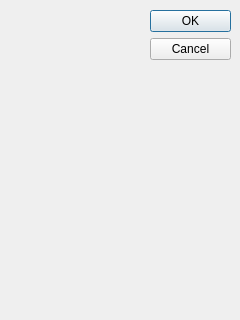
Old version of the form inputbox.ui in the repository neithanmo/BitRiver.
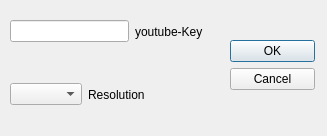
New version of the form.

Commit message: New input Dialog for streaming settings

```diff
--- a/inputbox.ui
+++ b/inputbox.ui
@@ -5,8 +5,8 @@
    <rect>
     <x>0</x>
     <y>0</y>
-    <width>240</width>
-    <height>320</height>
+    <width>327</width>
+    <height>136</height>
    </rect>
   </property>
   <property name="windowTitle">
@@ -15,10 +15,10 @@
   <widget name="buttonBox" class="QDialogButtonBox">
    <property name="geometry">
     <rect>
-     <x>150</x>
-     <y>10</y>
-     <width>81</width>
-     <height>301</height>
+     <x>230</x>
+     <y>40</y>
+     <width>85</width>
+     <height>60</height>
     </rect>
    </property>
    <property name="orientation">
@@ -28,6 +28,50 @@
     <set>QDialogButtonBox::Cancel|QDialogButtonBox::Ok</set>
    </property>
   </widget>
+  <widget class="QWidget" name="">
+   <property name="geometry">
+    <rect>
+     <x>10</x>
+     <y>20</y>
+     <width>193</width>
+     <height>23</height>
+    </rect>
+   </property>
+   <layout class="QHBoxLayout" name="horizontalLayout">
+    <item>
+     <widget class="QLineEdit" name="lineEdit"/>
+    </item>
+    <item>
+     <widget class="QLabel" name="label">
+      <property name="text">
+       <string>youtube-Key</string>
+      </property>
+     </widget>
+    </item>
+   </layout>
+  </widget>
+  <widget class="QWidget" name="">
+   <property name="geometry">
+    <rect>
+     <x>10</x>
+     <y>80</y>
+     <width>144</width>
+     <height>29</height>
+    </rect>
+   </property>
+   <layout class="QHBoxLayout" name="horizontalLayout_2">
+    <item>
+     <widget class="QComboBox" name="comboBox"/>
+    </item>
+    <item>
+     <widget class="QLabel" name="label_2">
+      <property name="text">
+       <string>Resolution</string>
+      </property>
+     </widget>
+    </item>
+   </layout>
+  </widget>
  </widget>
  <resources/>
  <connections>
```
Left out of the diff: 5 changed lines with no effect on the pictures.
